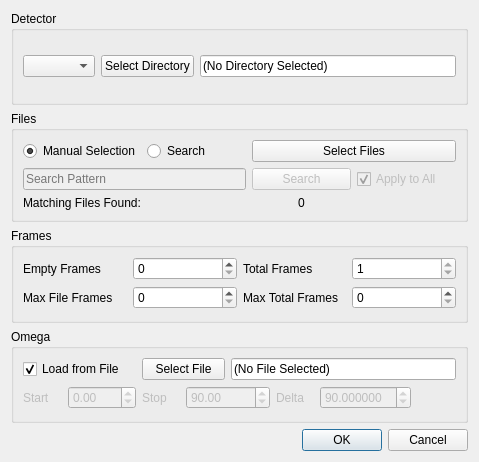
Above: hexrd/ui/resources/ui/image_stack_dialog.ui from HEXRD/hexrdgui before the change. Below: the same form after it.
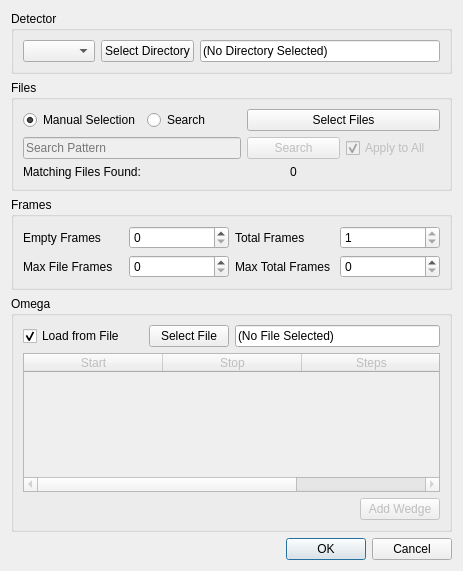
That is the form after the change.

Commit message: Add table to list omega wedges

```diff
--- a/hexrd/ui/resources/ui/image_stack_dialog.ui
+++ b/hexrd/ui/resources/ui/image_stack_dialog.ui
@@ -6,8 +6,8 @@
    <rect>
     <x>0</x>
     <y>0</y>
-    <width>479</width>
-    <height>462</height>
+    <width>463</width>
+    <height>571</height>
    </rect>
   </property>
   <property name="sizePolicy">
@@ -233,6 +233,12 @@
    </item>
    <item row="3" column="0">
     <widget class="QGroupBox" name="omega_group">
+     <property name="sizePolicy">
+      <sizepolicy hsizetype="Preferred" vsizetype="MinimumExpanding">
+       <horstretch>0</horstretch>
+       <verstretch>0</verstretch>
+      </sizepolicy>
+     </property>
      <property name="title">
       <string>Omega</string>
      </property>
@@ -247,98 +253,24 @@
         </property>
        </widget>
       </item>
-      <item row="0" column="2" colspan="2">
+      <item row="2" column="5">
+       <widget class="QPushButton" name="add_wedge">
+        <property name="enabled">
+         <bool>false</bool>
+        </property>
+        <property name="text">
+         <string>Add Wedge</string>
+        </property>
+       </widget>
+      </item>
+      <item row="0" column="2">
        <widget class="QPushButton" name="load_omega_file">
         <property name="text">
          <string>Select File</string>
         </property>
        </widget>
       </item>
-      <item row="1" column="0">
-       <widget class="QLabel" name="start_label">
-        <property name="enabled">
-         <bool>false</bool>
-        </property>
-        <property name="text">
-         <string>Start</string>
-        </property>
-       </widget>
-      </item>
-      <item row="1" column="1">
-       <widget class="QDoubleSpinBox" name="start_omega">
-        <property name="enabled">
-         <bool>false</bool>
-        </property>
-        <property name="text" stdset="0">
-         <string>0.00</string>
-        </property>
-        <property name="minimum">
-         <double>-360.000000000000000</double>
-        </property>
-        <property name="maximum">
-         <double>360.000000000000000</double>
-        </property>
-       </widget>
-      </item>
-      <item row="1" column="2">
-       <widget class="QLabel" name="stop_label">
-        <property name="enabled">
-         <bool>false</bool>
-        </property>
-        <property name="text">
-         <string>Stop</string>
-        </property>
-       </widget>
-      </item>
-      <item row="1" column="3" colspan="2">
-       <widget class="QDoubleSpinBox" name="stop_omega">
-        <property name="enabled">
-         <bool>false</bool>
-        </property>
-        <property name="minimum">
-         <double>-10000.000000000000000</double>
-        </property>
-        <property name="maximum">
-         <double>10000.000000000000000</double>
-        </property>
-        <property name="value">
-         <double>90.000000000000000</double>
-        </property>
-       </widget>
-      </item>
-      <item row="1" column="5">
-       <widget class="QLabel" name="delta_label">
-        <property name="enabled">
-         <bool>false</bool>
-        </property>
-        <property name="text">
-         <string>Delta</string>
-        </property>
-       </widget>
-      </item>
-      <item row="1" column="6">
-       <widget class="QDoubleSpinBox" name="delta_omega">
-        <property name="enabled">
-         <bool>false</bool>
-        </property>
-        <property name="alignment">
-         <set>Qt::AlignLeading|Qt::AlignLeft|Qt::AlignVCenter</set>
-        </property>
-        <property name="decimals">
-         <number>6</number>
-        </property>
-        <property name="minimum">
-         <double>0.000000000000000</double>
-        </property>
-        <property name="maximum">
-         <double>360.000000000000000</double>
-        </property>
-        <property name="value">
-         <double>90.000000000000000</double>
-        </property>
-       </widget>
-      </item>
-      <item row="0" column="4" colspan="4">
+      <item row="0" column="3" colspan="3">
        <widget class="QLineEdit" name="omega_file">
         <property name="text">
          <string>(No File Selected)</string>
@@ -348,6 +280,52 @@
         </property>
        </widget>
       </item>
+      <item row="1" column="0" colspan="6">
+       <widget class="QTableWidget" name="omega_wedges">
+        <property name="enabled">
+         <bool>false</bool>
+        </property>
+        <property name="sizePolicy">
+         <sizepolicy hsizetype="Expanding" vsizetype="Expanding">
+          <horstretch>0</horstretch>
+          <verstretch>0</verstretch>
+         </sizepolicy>
+        </property>
+        <property name="sizeAdjustPolicy">
+         <enum>QAbstractScrollArea::AdjustToContentsOnFirstShow</enum>
+        </property>
+        <property name="alternatingRowColors">
+         <bool>true</bool>
+        </property>
+        <attribute name="horizontalHeaderDefaultSectionSize">
+         <number>139</number>
+        </attribute>
+        <attribute name="horizontalHeaderStretchLastSection">
+         <bool>true</bool>
+        </attribute>
+        <attribute name="verticalHeaderVisible">
+         <bool>false</bool>
+        </attribute>
+        <attribute name="verticalHeaderStretchLastSection">
+         <bool>false</bool>
+        </attribute>
+        <column>
+         <property name="text">
+          <string>Start</string>
+         </property>
+        </column>
+        <column>
+         <property name="text">
+          <string>Stop</string>
+         </property>
+        </column>
+        <column>
+         <property name="text">
+          <string>Steps</string>
+         </property>
+        </column>
+       </widget>
+      </item>
      </layout>
     </widget>
    </item>
```
Left out of the diff: 118 changed lines with no effect on the pictures. The commit also changes 1 other file.
